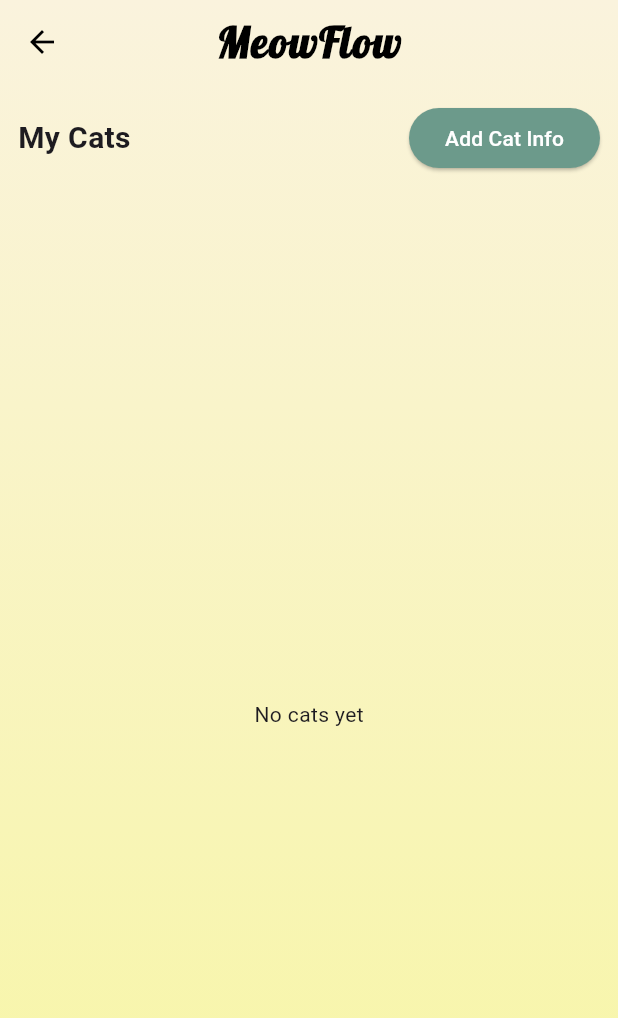
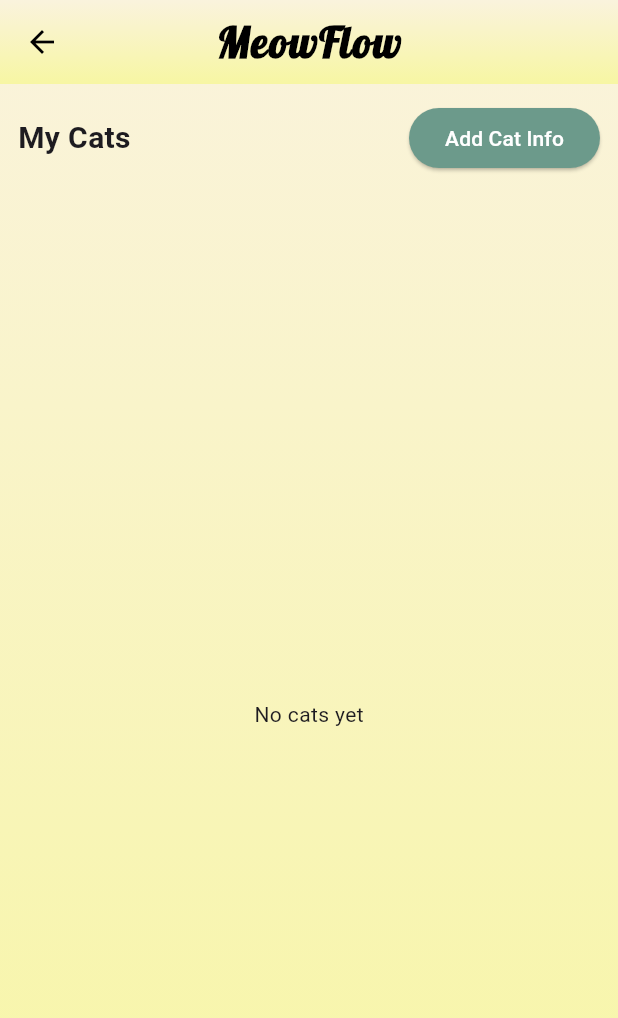
Before and after one commit to NIIIIIINO/Smart_Cat_Water_Bowl, a Flutter app: the HomePage screen opened by its route, on a phone screen of 412 x 824 dp. Shown: the top 1018 px of the screen. Run offline on Flutter 3.47's test engine with Material 3 defaults, Android fonts, the phone set to English and light mode, and no system bars; our stand-ins replace cloud_firestore, firebase_auth, firebase_core, firebase_storage, image_picker; accounts and stored records are empty; project files that could hold a hidden picture were left out.

Commit message:
Update home_page.dart

```diff
--- a/smart_cat_water_bowl/lib/pages/home_page.dart
+++ b/smart_cat_water_bowl/lib/pages/home_page.dart
@@ -18,6 +18,15 @@ class HomePage extends StatelessWidget {
     return Scaffold(
       backgroundColor: Colors.transparent,
       appBar: AppBar(
+        flexibleSpace: Container(
+          decoration: BoxDecoration(
+            gradient: LinearGradient(
+              begin: Alignment.topCenter,
+              end: Alignment.bottomCenter,
+              colors: [Color(0xFFFAF3DD), Color(0xFFF7F6A3)],
+            ),
+          ),
+        ),
         centerTitle: true,
         title: const Text(
           'MeowFlow',
```
